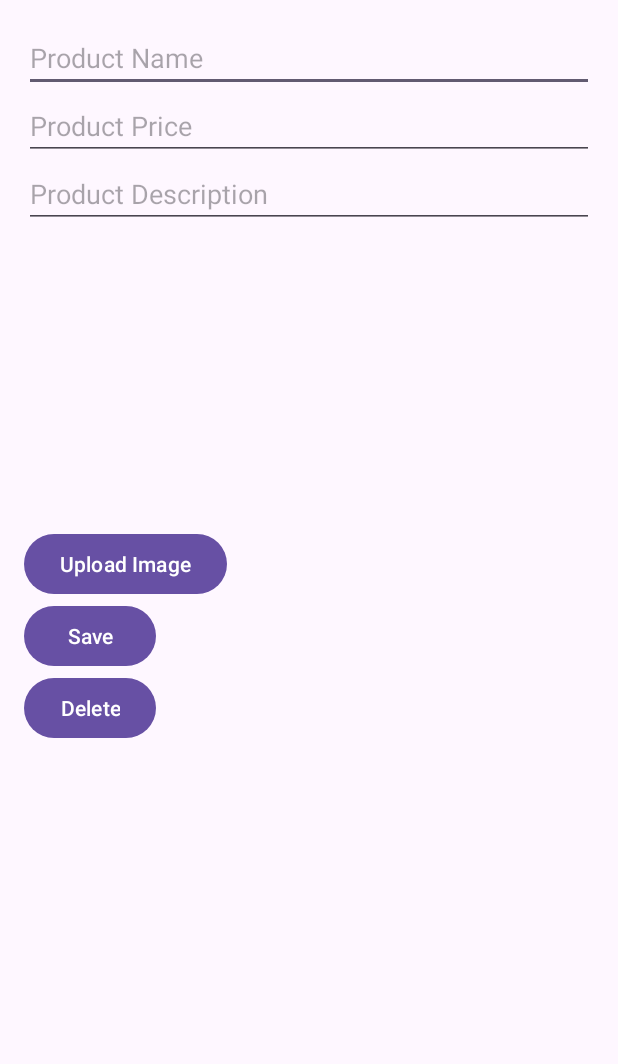
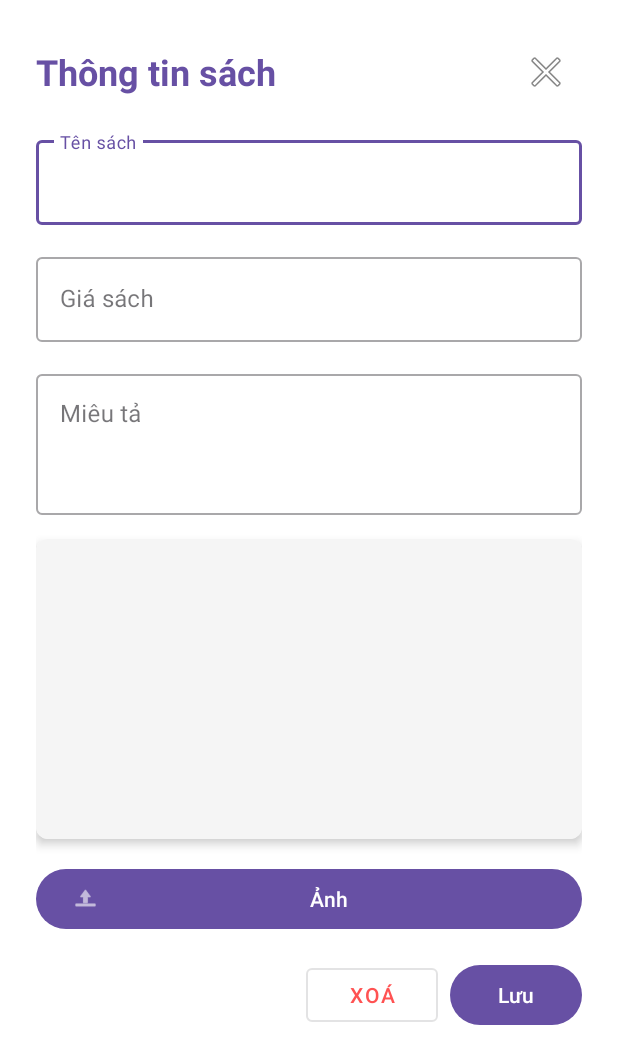
Before and after one commit to tamminh117/PRM392_BookSelling, an Android app: the layout dialog_product.xml on its own in the app's theme, with its tools: preview values and no code run, on a phone screen of 412 x 824 dp. Shown: the top 1064 px of the screen. Run offline under Robolectric (Android 15) with nearby library versions, the phone set to English and light mode, and no system bars.

Commit message:
Fix layout for product management, show back button to user info

```diff
--- a/app/build.gradle.kts
+++ b/app/build.gradle.kts
@@ -68,4 +68,6 @@ dependencies {
     implementation ("com.google.android.gms:play-services-location:19.0.1")
     implementation ("com.google.android.gms:play-services-places:17.0.0")
 
+    implementation ("com.google.android.material:material:1.9.0")
+
 }
--- a/app/src/main/AndroidManifest.xml
+++ b/app/src/main/AndroidManifest.xml
@@ -24,7 +24,8 @@
             android:exported="false" />
         <activity
             android:name=".admin.ProductManagementActivity"
-            android:exported="true" />
+            android:exported="true"
+            android:theme="@style/Theme.MaterialComponents.Light.NoActionBar"/>
 
         <meta-data
             android:name="com.google.android.geo.API_KEY"
--- a/app/src/main/res/layout/dialog_product.xml
+++ b/app/src/main/res/layout/dialog_product.xml
@@ -1,50 +1,132 @@
 <?xml version="1.0" encoding="utf-8"?>
-<LinearLayout xmlns:android="http://schemas.android.com/apk/res/android"
+<ScrollView
+    xmlns:android="http://schemas.android.com/apk/res/android"
+    xmlns:app="http://schemas.android.com/apk/res-auto"
+    android:layout_width="match_parent"
+    android:layout_height="match_parent"
+    android:fillViewport="true">
+
+    <LinearLayout
         android:layout_width="match_parent"
         android:layout_height="wrap_content"
         android:orientation="vertical"
-    android:padding="16dp">
+        android:padding="24dp"
+        android:background="@android:color/white">
 
-    <EditText
+        <RelativeLayout
+            android:layout_width="match_parent"
+            android:layout_height="wrap_content"
+            android:layout_marginBottom="16dp">
+
+            <TextView
+                android:layout_width="wrap_content"
+                android:layout_height="wrap_content"
+                android:text="Thông tin sách"
+                android:textSize="24sp"
+                android:textStyle="bold"
+                android:textColor="?attr/colorPrimary"
+                android:layout_centerVertical="true"/>
+
+            <ImageButton
+                android:id="@+id/buttonExit"
+                android:layout_width="wrap_content"
+                android:layout_height="wrap_content"
+                android:layout_alignParentEnd="true"
+                android:layout_centerVertical="true"
+                android:background="?attr/selectableItemBackgroundBorderless"
+                android:padding="8dp"
+                android:src="@android:drawable/ic_menu_close_clear_cancel"/>
+        </RelativeLayout>
+
+        <com.google.android.material.textfield.TextInputLayout
+            android:layout_width="match_parent"
+            android:layout_height="wrap_content"
+            android:layout_marginBottom="16dp"
+            style="@style/Widget.MaterialComponents.TextInputLayout.OutlinedBox">
+
+            <com.google.android.material.textfield.TextInputEditText
                 android:id="@+id/editTextProductName"
                 android:layout_width="match_parent"
                 android:layout_height="wrap_content"
-        android:hint="Product Name" />
+                android:hint="Tên sách"/>
+        </com.google.android.material.textfield.TextInputLayout>
 
-    <EditText
+        <com.google.android.material.textfield.TextInputLayout
+            android:layout_width="match_parent"
+            android:layout_height="wrap_content"
+            android:layout_marginBottom="16dp"
+            style="@style/Widget.MaterialComponents.TextInputLayout.OutlinedBox">
+
+            <com.google.android.material.textfield.TextInputEditText
                 android:id="@+id/editTextProductPrice"
                 android:layout_width="match_parent"
                 android:layout_height="wrap_content"
-        android:hint="Product Price"
-        android:inputType="numberDecimal" />
+                android:hint="Giá sách"
+                android:inputType="numberDecimal"/>
+        </com.google.android.material.textfield.TextInputLayout>
 
-    <EditText
+        <com.google.android.material.textfield.TextInputLayout
+            android:layout_width="match_parent"
+            android:layout_height="wrap_content"
+            android:layout_marginBottom="16dp"
+            style="@style/Widget.MaterialComponents.TextInputLayout.OutlinedBox">
+
+            <com.google.android.material.textfield.TextInputEditText
                 android:id="@+id/editTextProductDescription"
                 android:layout_width="match_parent"
                 android:layout_height="wrap_content"
-        android:hint="Product Description" />
+                android:hint="Miêu tả"
+                android:minLines="3"
+                android:maxLines="8"
+                android:scrollbars="vertical"
+                android:gravity="top"/>
+        </com.google.android.material.textfield.TextInputLayout>
+
+        <androidx.cardview.widget.CardView
+            android:layout_width="match_parent"
+            android:layout_height="200dp"
+            android:layout_marginBottom="16dp"
+            app:cardCornerRadius="8dp"
+            app:cardElevation="4dp">
 
             <ImageView
                 android:id="@+id/imageViewProduct"
                 android:layout_width="match_parent"
-        android:layout_height="200dp"
-        android:scaleType="centerCrop" />
+                android:layout_height="match_parent"
+                android:scaleType="centerCrop"
+                android:background="#F5F5F5"/>
+        </androidx.cardview.widget.CardView>
 
-    <Button
+        <com.google.android.material.button.MaterialButton
             android:id="@+id/buttonUploadImage"
+            android:layout_width="match_parent"
+            android:layout_height="wrap_content"
+            android:text="Ảnh"
+            android:layout_marginBottom="16dp"
+            app:icon="@android:drawable/ic_menu_upload"/>
+
+        <LinearLayout
+            android:layout_width="match_parent"
+            android:layout_height="wrap_content"
+            android:orientation="horizontal"
+            android:gravity="end"
+            android:layout_marginBottom="16dp">
+
+            <com.google.android.material.button.MaterialButton
+                android:id="@+id/buttonDelete"
                 android:layout_width="wrap_content"
                 android:layout_height="wrap_content"
-        android:text="Upload Image" />
+                android:text="Xoá"
+                android:layout_marginEnd="8dp"
+                style="@style/Widget.MaterialComponents.Button.OutlinedButton"
+                android:textColor="#FF5252"/>
 
-    <Button
+            <com.google.android.material.button.MaterialButton
                 android:id="@+id/buttonSave"
                 android:layout_width="wrap_content"
                 android:layout_height="wrap_content"
-        android:text="Save" />
+                android:text="Lưu"/>
+        </LinearLayout>
 
-    <Button
-        android:id="@+id/buttonDelete"
-        android:layout_width="wrap_content"
-        android:layout_height="wrap_content"
-        android:text="Delete" />
     </LinearLayout>
+</ScrollView>
```
Also changed, not shown: app/src/main/java/com/example/se171889project/admin/ProductManagementActivity.java (+27 -15 lines), app/src/main/res/layout/activity_product_management.xml (+41 -12 lines). Lines whose indentation alone changed are shown as unchanged.
